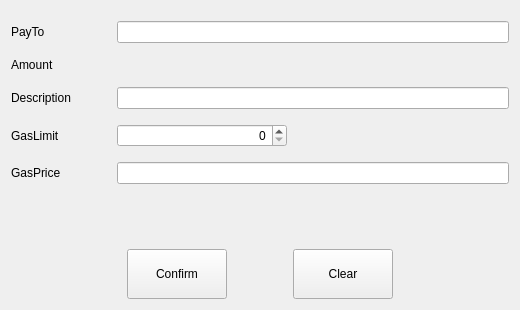
Qt form src/qt/forms/sendtokenpage.ui (HTMLCOIN/HTMLCOIN) before a commit.
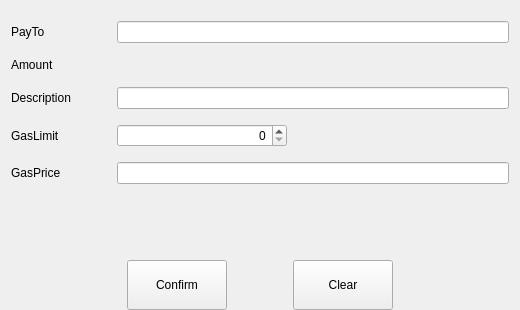
The same form after that commit. Custom widgets are drawn as their Qt base class.

Commit message: QRC Token GUI changes

```diff
--- a/src/qt/forms/sendtokenpage.ui
+++ b/src/qt/forms/sendtokenpage.ui
@@ -17,6 +17,9 @@
    <string>Form</string>
   </property>
   <layout class="QVBoxLayout" name="verticalLayout">
+   <property name="bottomMargin">
+    <number>0</number>
+   </property>
    <item>
     <spacer name="verticalSpacer_2">
      <property name="orientation">
```
The commit also changes 6 other files.
